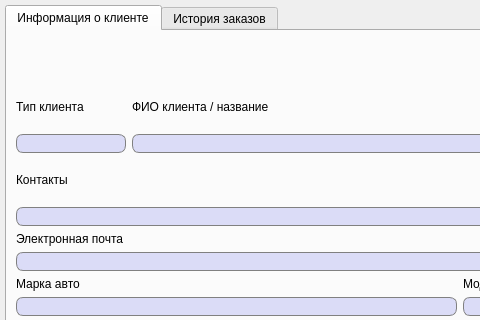
Qt form ViewClient.ui (FediiBohdan/TechService) before a commit; both pictures show x 0 to 480 and y 0 to 320 of the 919 by 405 pixel window.
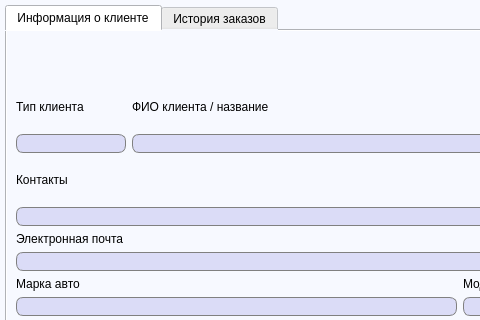
The same form after that commit. Icons and pictures are not drawn.

```diff
--- a/ViewClient.ui
+++ b/ViewClient.ui
@@ -19,6 +19,19 @@
   <property name="windowTitle">
    <string>Информация о клиенте</string>
   </property>
+  <property name="styleSheet">
+   <string notr="true">QDialog {
+	background-color: #f7f9ff;
+}
+
+QWidget {
+	background-color: #f7f9ff;
+}
+
+QMessageBox {
+	background-color: white;
+}</string>
+  </property>
   <layout class="QGridLayout" name="gridLayout_5">
    <property name="leftMargin">
     <number>5</number>
```
Left out of the diff: 15 changed lines with no effect on the pictures.
